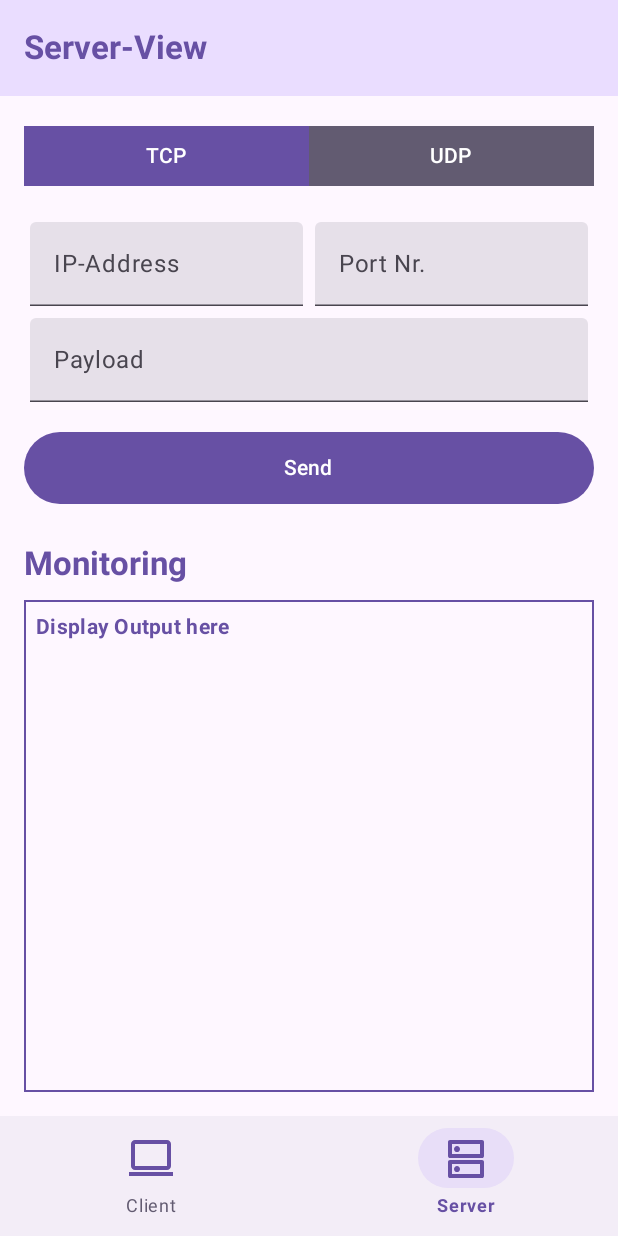
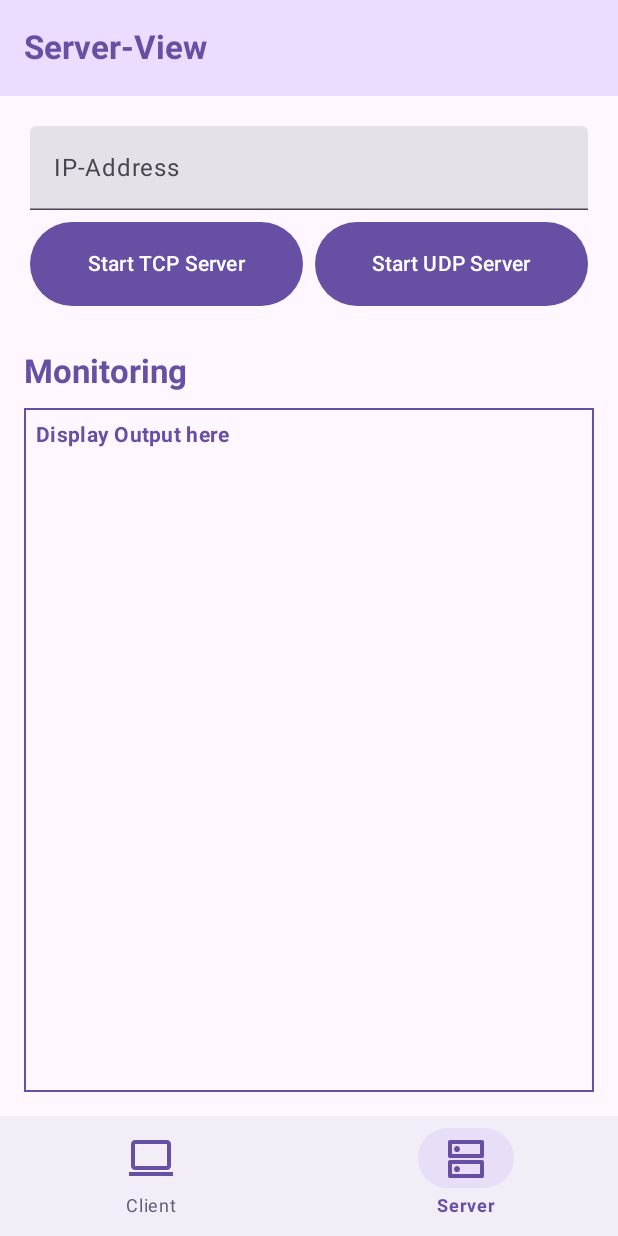
Before and after one commit to AK960/PacketWatcher_App, an Android app built with Jetpack Compose: the screen it shows after launch (MainActivity), item 2 of the bottom bar chosen, on a phone screen of 412 x 824 dp. Run offline under Robolectric (Android 15) with nearby library versions, the phone set to English and light mode, and no system bars.

Commit message:
Changing directory structure

```diff
--- a/app/src/main/java/com/mobilkommunikation/project/MainActivity.kt
+++ b/app/src/main/java/com/mobilkommunikation/project/MainActivity.kt
@@ -31,8 +31,8 @@ import androidx.compose.ui.res.painterResource
 import androidx.compose.ui.text.font.FontWeight
 import androidx.compose.ui.tooling.preview.Preview
 import androidx.compose.ui.unit.dp
-import com.mobilkommunikation.project.ui.PacketWatcherClientView
-import com.mobilkommunikation.project.ui.PacketWatcherServerView
+import com.mobilkommunikation.project.ui.screens.PacketWatcherClientView
+import com.mobilkommunikation.project.ui.screens.PacketWatcherServerView
 
 data class BottomNavigationItem(
     val title: String,
@@ -132,7 +132,7 @@ fun PacketWatcherAppScaffold () {
                 }
             }
         )
-        { innerPadding ->
+        { innerPadding -> // Scaffold expects Lambda as last parameter to define its content
             Column (
                 modifier = Modifier
                     .fillMaxSize()
@@ -141,7 +141,7 @@ fun PacketWatcherAppScaffold () {
                     .background(MaterialTheme.colorScheme.background)
             ) {
                 // If bottomBar Index set to Client, run functions that render client view, else server view
-                if (clientServerStateIndex != 0) {
+                if (clientServerStateIndex == 0) {
                     PacketWatcherClientView(
                         selectedProtocolStateIndex, // Start-Index for SegmentedControl set to TCP
                         onProtocolSelected = { selectedProtocolStateIndex = it }
--- a/app/src/main/java/com/mobilkommunikation/project/ui/components/ClientInputFields.kt
+++ b/app/src/main/java/com/mobilkommunikation/project/ui/components/ClientComponents.kt
@@ -3,12 +3,43 @@ package com.mobilkommunikation.project.ui.components
 import androidx.compose.foundation.layout.Column
 import androidx.compose.foundation.layout.Row
 import androidx.compose.foundation.layout.fillMaxWidth
+import androidx.compose.foundation.layout.height
 import androidx.compose.foundation.layout.padding
+import androidx.compose.foundation.shape.RoundedCornerShape
+import androidx.compose.material3.Button
+import androidx.compose.material3.ButtonDefaults
+import androidx.compose.material3.MaterialTheme
 import androidx.compose.material3.Text
 import androidx.compose.material3.TextField
 import androidx.compose.runtime.Composable
 import androidx.compose.ui.Modifier
 import androidx.compose.ui.unit.dp
+
+@Composable
+fun SegmentedControl(
+    options: List<String>,
+    selectedOption: String,
+    onOptionSelected: (String) -> Unit
+) {
+    Row {
+        options.forEach { option ->
+            Button(
+                colors = ButtonDefaults.buttonColors(
+                    containerColor = if (option == selectedOption) {
+                        MaterialTheme.colorScheme.primary
+                    } else {
+                        MaterialTheme.colorScheme.secondary
+                    }
+                ),
+                shape = RoundedCornerShape(0.dp),
+                modifier = Modifier.weight(1f),
+                onClick = { onOptionSelected(option) }
+            ) {
+                Text(option)
+            }
+        }
+    }
+}
 
 @Composable
 fun InputFields(
@@ -52,3 +83,13 @@ fun InputFields(
         }
     }
 }
+
+@Composable
+fun SendButton(onClick: () -> Unit) {
+    Button(onClick = onClick, modifier = Modifier
+        .fillMaxWidth()
+        .height(48.dp)
+    ) {
+        Text("Send")
+    }
+}
--- a/app/src/main/java/com/mobilkommunikation/project/ui/components/ClientSegmentedControl.kt
+++ /dev/null
@@ -1,37 +0,0 @@
-package com.mobilkommunikation.project.ui.components
-
-import androidx.compose.foundation.layout.Row
-import androidx.compose.foundation.shape.RoundedCornerShape
-import androidx.compose.material3.Button
-import androidx.compose.material3.ButtonDefaults
-import androidx.compose.material3.MaterialTheme
-import androidx.compose.material3.Text
-import androidx.compose.runtime.Composable
-import androidx.compose.ui.Modifier
-import androidx.compose.ui.unit.dp
-
-@Composable
-fun SegmentedControl(
-    options: List<String>,
-    selectedOption: String,
-    onOptionSelected: (String) -> Unit
-) {
-    Row {
-        options.forEach { option ->
-            Button(
-                colors = ButtonDefaults.buttonColors(
-                    containerColor = if (option == selectedOption) {
-                        MaterialTheme.colorScheme.primary
-                    } else {
-                        MaterialTheme.colorScheme.secondary
-                    }
-                ),
-                shape = RoundedCornerShape(0.dp),
-                modifier = Modifier.weight(1f),
-                onClick = { onOptionSelected(option) }
-            ) {
-                Text(option)
-            }
-        }
-    }
-}
--- a/app/src/main/java/com/mobilkommunikation/project/ui/components/ClientSendButton.kt
+++ /dev/null
@@ -1,19 +0,0 @@
-package com.mobilkommunikation.project.ui.components
-
-import androidx.compose.foundation.layout.fillMaxWidth
-import androidx.compose.foundation.layout.height
-import androidx.compose.material3.Button
-import androidx.compose.material3.Text
-import androidx.compose.runtime.Composable
-import androidx.compose.ui.Modifier
-import androidx.compose.ui.unit.dp
-
-@Composable
-fun SendButton(onClick: () -> Unit) {
-    Button(onClick = onClick, modifier = Modifier
-        .fillMaxWidth()
-        .height(48.dp)
-    ) {
-        Text("Send")
-    }
-}
--- a/app/src/main/java/com/mobilkommunikation/project/ui/ClientView.kt
+++ b/app/src/main/java/com/mobilkommunikation/project/ui/screens/ClientView.kt
@@ -1,4 +1,4 @@
-package com.mobilkommunikation.project.ui
+package com.mobilkommunikation.project.ui.screens
 
 import androidx.compose.foundation.layout.Column
 import androidx.compose.foundation.layout.Spacer
--- a/app/src/main/java/com/mobilkommunikation/project/ui/ServerView.kt
+++ b/app/src/main/java/com/mobilkommunikation/project/ui/screens/ServerView.kt
@@ -1,4 +1,4 @@
-package com.mobilkommunikation.project.ui
+package com.mobilkommunikation.project.ui.screens
 
 import androidx.compose.foundation.layout.Column
 import androidx.compose.foundation.layout.Spacer
```
Also changed, not shown: app/src/main/java/com/mobilkommunikation/project/ui/components/ServerButton.kt (deleted, +0 -20 lines), app/src/main/java/com/mobilkommunikation/project/ui/components/ServerComponents.kt (renamed from app/src/main/java/com/mobilkommunikation/project/ui/components/ServerInputFields.kt, +15 -0 lines), 1 other file.
